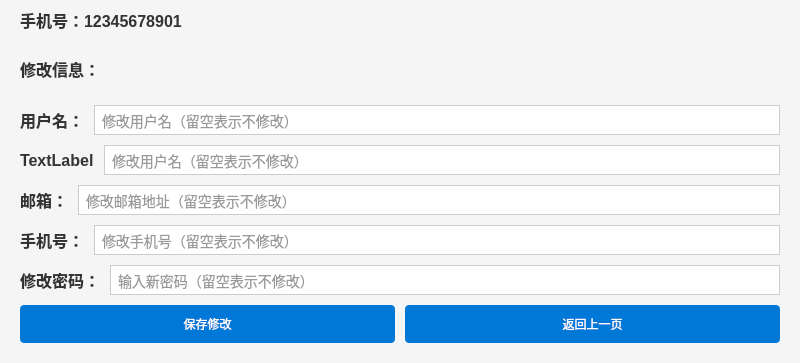
The window that ui/Profile_manager.ui (ABLingss/UESTC-PBLF--) describes before a commit, drawn with Qt 5; both pictures show x 0 to 800 and y 239 to 602 of the 800 by 602 pixel window.
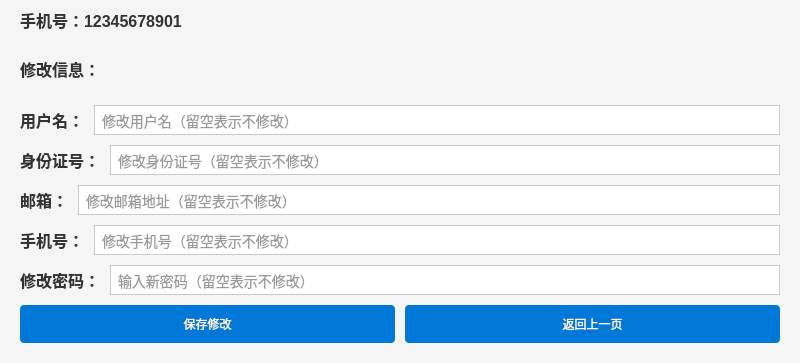
The same window after the commit.

Diff of the .ui file:
```diff
--- a/ui/Profile_manager.ui
+++ b/ui/Profile_manager.ui
@@ -144,14 +144,14 @@
         <item>
          <widget class="QLabel" name="label_2">
           <property name="text">
-           <string>TextLabel</string>
+           <string>身份证号：</string>
           </property>
          </widget>
         </item>
         <item>
          <widget class="QLineEdit" name="IDLineEdit">
           <property name="placeholderText">
-           <string>修改用户名（留空表示不修改）</string>
+           <string>修改身份证号（留空表示不修改）</string>
           </property>
          </widget>
         </item>
```
Left out of the diff: 6 changed lines with no effect on the pictures.
